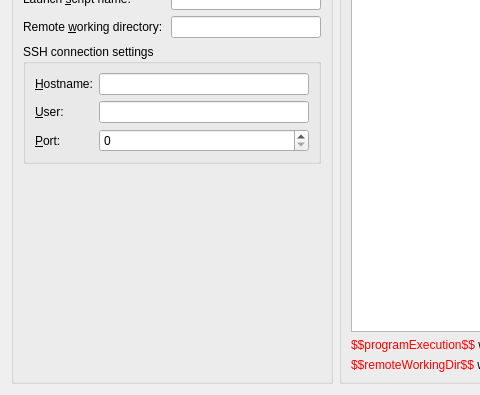
Old version of the form molequeue/ui/remotequeuewidget.ui in the repository OpenChemistry/molequeue; both pictures show x 0 to 480 and y 108 to 503 of the 974 by 503 pixel window.
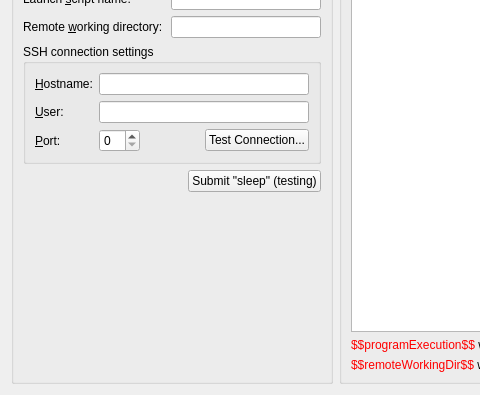
New version of the form.

Commit message:
Add testing features to the remote queue conf dialog.
Also patch up a few small bugs (missing virtuals, etc).

```diff
--- a/molequeue/ui/remotequeuewidget.ui
+++ b/molequeue/ui/remotequeuewidget.ui
@@ -125,11 +125,59 @@
           </widget>
          </item>
          <item row="2" column="1">
-          <widget class="QSpinBox" name="spin_sshPort"/>
+          <layout class="QHBoxLayout" name="horizontalLayout">
+           <item>
+            <widget class="QSpinBox" name="spin_sshPort"/>
+           </item>
+           <item>
+            <spacer name="horizontalSpacer">
+             <property name="orientation">
+              <enum>Qt::Horizontal</enum>
+             </property>
+             <property name="sizeHint" stdset="0">
+              <size>
+               <width>40</width>
+               <height>20</height>
+              </size>
+             </property>
+            </spacer>
+           </item>
+           <item>
+            <widget class="QPushButton" name="push_testConnection">
+             <property name="text">
+              <string>Test Connection...</string>
+             </property>
+            </widget>
+           </item>
+          </layout>
          </item>
         </layout>
        </widget>
       </item>
+      <item row="6" column="0" colspan="2">
+       <layout class="QHBoxLayout" name="horizontalLayout_3">
+        <item>
+         <spacer name="horizontalSpacer_2">
+          <property name="orientation">
+           <enum>Qt::Horizontal</enum>
+          </property>
+          <property name="sizeHint" stdset="0">
+           <size>
+            <width>40</width>
+            <height>20</height>
+           </size>
+          </property>
+         </spacer>
+        </item>
+        <item>
+         <widget class="QPushButton" name="push_sleepTest">
+          <property name="text">
+           <string>Submit &quot;sleep&quot; (testing)</string>
+          </property>
+         </widget>
+        </item>
+       </layout>
+      </item>
      </layout>
     </widget>
    </item>
```
Left out of the diff: 1 changed line with no effect on the pictures. The commit also changes 9 other files.
